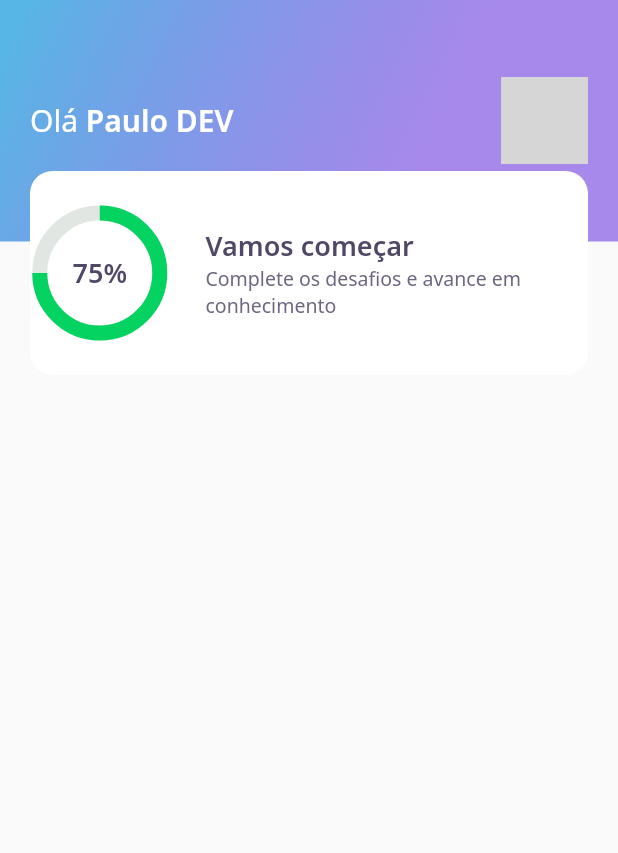
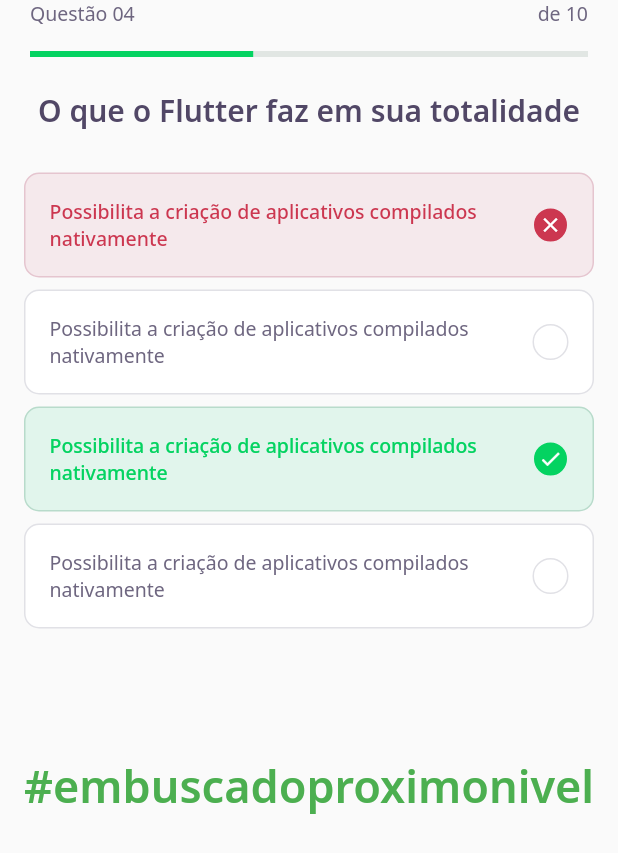
Before and after one commit to PauloAlves8039/flutter-devquiz, a Flutter app: the screen it shows after launch, on a phone screen of 412 x 824 dp. Shown: the top 853 px of the screen. Run offline on Flutter 3.47's test engine with Material 2 defaults, Android fonts, the phone set to English and light mode, and no system bars; our stand-ins replace google_fonts; grey boxes are pictures that could not be loaded.

Commit message:
Aula 02 implementação inicial de elementos do Quiz

```diff
--- /dev/null
+++ b/lib/challenge/challenge_page.dart
@@ -0,0 +1,23 @@
+import 'package:DevQuiz/challenge/widgets/question_indicator/question_indicator_widget.dart';
+import 'package:DevQuiz/challenge/widgets/quiz/quiz_widget.dart';
+import 'package:flutter/material.dart';
+
+class ChallengePage extends StatefulWidget {
+  ChallengePage({Key? key}) : super(key: key);
+
+  @override
+  _ChallengePageState createState() => _ChallengePageState();
+}
+
+class _ChallengePageState extends State<ChallengePage> {
+  @override
+  Widget build(BuildContext context) {
+    return Scaffold(
+      appBar: PreferredSize(
+        preferredSize: Size.fromHeight(60),
+        child: SafeArea(top: true, child: QuestionIndicatorWidget()),
+      ),
+      body: QuizWidget(title: "O que o Flutter faz em sua totalidade"),
+    );
+  }
+}
--- /dev/null
+++ b/lib/challenge/widgets/awnser/awnser_widget.dart
@@ -0,0 +1,71 @@
+import 'package:DevQuiz/core/app_colors.dart';
+import 'package:DevQuiz/core/app_text_styles.dart';
+import 'package:flutter/material.dart';
+
+class AwnserWidget extends StatelessWidget {
+  final String title;
+  final bool isRight;
+  final bool isSelected;
+
+  const AwnserWidget({
+    Key? key,
+    required this.title,
+    this.isRight = false,
+    this.isSelected = false,
+  }) : super(key: key);
+
+  Color get _selectedColorRight =>
+      isRight ? AppColors.darkGreen : AppColors.darkRed;
+  Color get _selectedBorderRight =>
+      isRight ? AppColors.lightGreen : AppColors.lightRed;
+  Color get _selectedColorCardRight =>
+      isRight ? AppColors.lightGreen : AppColors.lightRed;
+  Color get _selectedBorderCardRight =>
+      isRight ? AppColors.green : AppColors.red;
+  TextStyle get _selectedTextStyleRight =>
+      isRight ? AppTextStyles.bodyDarkGreen : AppTextStyles.bodyDarkRed;
+  IconData get _selectedIconRight => isRight ? Icons.check : Icons.close;
+
+  @override
+  Widget build(BuildContext context) {
+    return Container(
+      margin: EdgeInsets.symmetric(horizontal: 16, vertical: 4),
+      padding: EdgeInsets.all(16),
+      decoration: BoxDecoration(
+        color: isSelected ? _selectedColorCardRight : AppColors.white,
+        borderRadius: BorderRadius.circular(10),
+        border: Border.fromBorderSide(BorderSide(
+          color: isSelected ? _selectedBorderCardRight : AppColors.border,
+        )),
+      ),
+      child: Row(
+        children: [
+          Expanded(
+            child: Text(
+              title,
+              style: isSelected ? _selectedTextStyleRight : AppTextStyles.body,
+            ),
+          ),
+          Container(
+            width: 24,
+            height: 24,
+            decoration: BoxDecoration(
+              color: isSelected ? _selectedColorRight : AppColors.white,
+              borderRadius: BorderRadius.circular(500),
+              border: Border.fromBorderSide(BorderSide(
+                color: isSelected ? _selectedBorderRight : AppColors.border,
+              )),
+            ),
+            child: isSelected
+                ? Icon(
+                    _selectedIconRight,
+                    size: 16,
+                    color: AppColors.white,
+                  )
+                : null,
+          )
+        ],
+      ),
+    );
+  }
+}
--- /dev/null
+++ b/lib/challenge/widgets/question_indicator/question_indicator_widget.dart
@@ -0,0 +1,35 @@
+import 'package:DevQuiz/core/app_text_styles.dart';
+import 'package:DevQuiz/shared/widgets/progress_indicator/progress_indicator_widget.dart';
+import 'package:flutter/material.dart';
+
+class QuestionIndicatorWidget extends StatelessWidget {
+  const QuestionIndicatorWidget({Key? key}) : super(key: key);
+
+  @override
+  Widget build(BuildContext context) {
+    return Container(
+      padding: EdgeInsets.symmetric(horizontal: 20),
+      child: Column(
+        children: [
+          Row(
+            mainAxisAlignment: MainAxisAlignment.spaceBetween,
+            children: [
+              Text(
+                "Questão 04",
+                style: AppTextStyles.body,
+              ),
+              Text(
+                "de 10",
+                style: AppTextStyles.body,
+              )
+            ],
+          ),
+          SizedBox(
+            height: 16,
+          ),
+          ProgressIndicatorWidget(value: 0.4)
+        ],
+      ),
+    );
+  }
+}
--- /dev/null
+++ b/lib/challenge/widgets/quiz/quiz_widget.dart
@@ -0,0 +1,54 @@
+import 'package:DevQuiz/challenge/widgets/awnser/awnser_widget.dart';
+import 'package:DevQuiz/core/app_text_styles.dart';
+import 'package:flutter/material.dart';
+
+class QuizWidget extends StatelessWidget {
+  final String title;
+  const QuizWidget({Key? key, required this.title}) : super(key: key);
+
+  @override
+  Widget build(BuildContext context) {
+    return Container(
+      child: Column(
+        children: [
+          Text(
+            title,
+            style: AppTextStyles.heading.copyWith(fontSize: 20),
+          ),
+          SizedBox(height: 24),
+          AwnserWidget(
+            isRight: false,
+            isSelected: true,
+            title:
+                "Possibilita a criação de aplicativos compilados nativamente",
+          ),
+          AwnserWidget(
+            isRight: false,
+            isSelected: false,
+            title:
+                "Possibilita a criação de aplicativos compilados nativamente",
+          ),
+          AwnserWidget(
+            isRight: true,
+            isSelected: true,
+            title:
+                "Possibilita a criação de aplicativos compilados nativamente",
+          ),
+          AwnserWidget(
+            isRight: false,
+            isSelected: false,
+            title:
+                "Possibilita a criação de aplicativos compilados nativamente",
+          ),
+          SizedBox(height: 80),
+          Expanded(
+              child: Text(
+            "#embuscadoproximonivel",
+            style: AppTextStyles.heading40
+                .copyWith(fontSize: 30, color: Colors.green),
+          ))
+        ],
+      ),
+    );
+  }
+}
--- a/lib/core/app_widget.dart
+++ b/lib/core/app_widget.dart
@@ -1,7 +1,5 @@
-// import 'package:DevQuiz/home/home_page.dart';
-// import 'package:DevQuiz/splash/splash_page.dart';
+import 'package:DevQuiz/challenge/challenge_page.dart';
 import 'package:DevQuiz/home/home_page.dart';
-import 'package:DevQuiz/splash/splash_page.dart';
 import 'package:flutter/material.dart';
 
 class AppWidget extends StatelessWidget {
@@ -9,7 +7,7 @@ class AppWidget extends StatelessWidget {
   Widget build(BuildContext context) {
     return MaterialApp(
       title: "DevQuiz",
-      home: HomePage(),
+      home: ChallengePage(),
     );
   }
 }
--- a/lib/home/widgets/score_card/score_card_widget.dart
+++ b/lib/home/widgets/score_card/score_card_widget.dart
@@ -11,9 +11,11 @@ class ScoreCardWidget extends StatelessWidget {
     return Padding(
       padding: const EdgeInsets.only(left: 20, right: 20),
       child: Container(
-        height: 136,
+        height: 130,
         decoration: BoxDecoration(
             color: AppColors.white, borderRadius: BorderRadius.circular(15)),
+        child: Padding(
+          padding: const EdgeInsets.symmetric(horizontal: 24),
           child: Row(
             crossAxisAlignment: CrossAxisAlignment.center,
             children: [
@@ -41,6 +43,7 @@ class ScoreCardWidget extends StatelessWidget {
             ],
           ),
         ),
+      ),
     );
   }
 }
--- /dev/null
+++ b/lib/shared/widgets/progress_indicator/progress_indicator_widget.dart
@@ -0,0 +1,17 @@
+import 'package:DevQuiz/core/app_colors.dart';
+import 'package:flutter/material.dart';
+
+class ProgressIndicatorWidget extends StatelessWidget {
+  final double value;
+  const ProgressIndicatorWidget({Key? key, required this.value})
+      : super(key: key);
+
+  @override
+  Widget build(BuildContext context) {
+    return LinearProgressIndicator(
+      value: value,
+      backgroundColor: AppColors.chartSecondary,
+      valueColor: AlwaysStoppedAnimation<Color>(AppColors.chartPrimary),
+    );
+  }
+}
```
Also changed, not shown: lib/home/home_page.dart (+44 -0 lines), lib/home/widgets/level_button/level_button_widget.dart (added, +56 -0 lines), lib/home/widgets/quiz_card/quiz_card_widget.dart (added, +57 -0 lines). Lines whose indentation alone changed are shown as unchanged.
